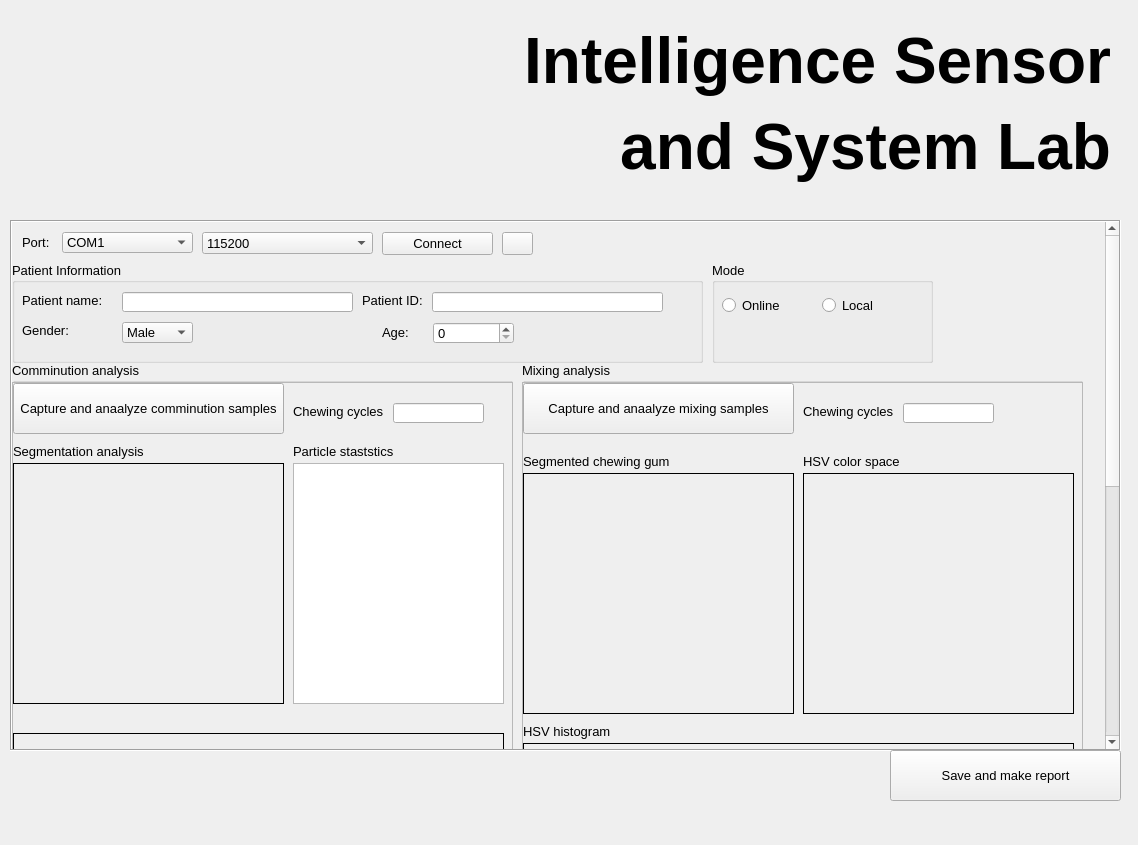
Qt form view/main_window.ui (longbach2811/pmes-gui-app) before a commit.
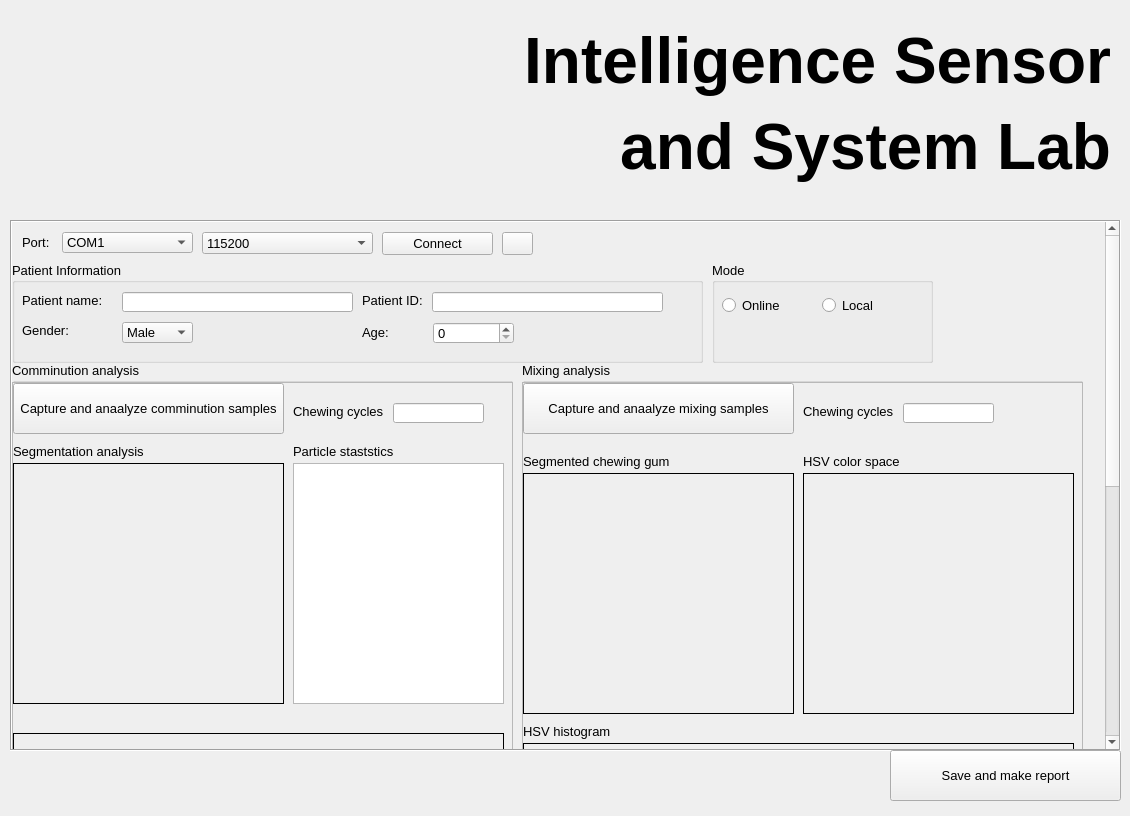
The same form after that commit. Icons and pictures are not drawn.

Commit message: Update the UI of main window

```diff
--- a/view/main_window.ui
+++ b/view/main_window.ui
@@ -6,8 +6,8 @@
    <rect>
     <x>0</x>
     <y>0</y>
-    <width>1138</width>
-    <height>845</height>
+    <width>1130</width>
+    <height>816</height>
    </rect>
   </property>
   <property name="sizePolicy">
@@ -349,7 +349,7 @@
      <widget class="QLabel" name="label_5">
       <property name="geometry">
        <rect>
-        <x>370</x>
+        <x>350</x>
         <y>60</y>
         <width>31</width>
         <height>20</height>
```
